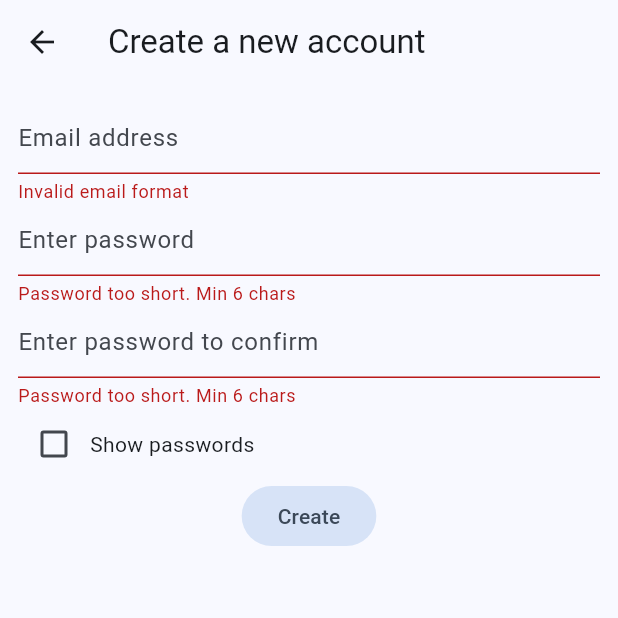
After one commit to Keerthi0912/Inventory, a Flutter app: the CreateAccountScreen screen opened by its route, after a tap on "Create", on a phone screen of 412 x 824 dp, the top half of it. The commit adds this screen. Run offline on Flutter 3.47's test engine with Material 3 defaults, Android fonts, the phone set to English and light mode, and no system bars; our stand-ins replace firebase_auth, firebase_core; accounts and stored records are empty.

Commit message:
final commit

```diff
--- a/lib/controller/auth_controller.dart
+++ b/lib/controller/auth_controller.dart
@@ -2,13 +2,23 @@ import 'package:firebase_auth/firebase_auth.dart';
 
 User? currentUser;
 
-Future<User?> firebaseSignIn({required String email, required String password}) async {
-  UserCredential credential = await
-  FirebaseAuth.instance
-    .signInWithEmailAndPassword(email: email, password: password);
+Future<User?> firebaseSignIn(
+    {required String email, required String password}) async {
+  UserCredential credential = await FirebaseAuth.instance
+      .signInWithEmailAndPassword(email: email, password: password);
   return credential.user;
 }
 
 Future<void> firebaseSignOut() async {
   await FirebaseAuth.instance.signOut();
 }
+
+Future<void> firebaseCreateAccount({
+  required String email,
+  required String password,
+}) async {
+  await FirebaseAuth.instance.createUserWithEmailAndPassword(
+    email: email,
+    password: password,
+  );
+}
--- /dev/null
+++ b/lib/controller/createaccount_controller.dart
@@ -0,0 +1,76 @@
+// ignore_for_file: avoid_print
+
+import 'package:firebase_auth/firebase_auth.dart';
+import 'package:flutter/material.dart';
+import 'package:lesson6/controller/auth_controller.dart';
+import 'package:lesson6/view/createaccount_screen.dart';
+import 'package:lesson6/view/show_snackbar.dart';
+
+class CreateAccountController {
+  CreateAccountState state;
+  CreateAccountController(this.state);
+
+  void showHidePasswords(bool? value) {
+    if (value != null) {
+      state.callSetState(() {
+        state.model.showPasswords = value;
+      });
+    }
+  }
+
+  Future<void> createAccount() async {
+    FormState? currentState = state.formKey.currentState;
+    if (currentState == null) return;
+    if (!currentState.validate()) return;
+
+    currentState.save();
+
+    if (state.model.password != state.model.passwordConfirm) {
+      showSnackbar(
+        context: state.context,
+        message: 'Two passwords do not match',
+        seconds: 20,
+      );
+      return;
+    }
+
+    state.callSetState(() => state.model.inProgress = true);
+
+    try {
+      await firebaseCreateAccount(
+        email: state.model.email!,
+        password: state.model.password!,
+      );
+      state.model.email = '';
+      state.model.password = '';
+      state.model.passwordConfirm = '';
+      if (state.mounted) {
+        showSnackbar(
+          context: state.context,
+          message: 'Account created. Press Back to go Home',
+          seconds: 20,
+        );
+      }
+    } on FirebaseAuthException catch (e) {
+      print('===== failed to create: ${e.code} ${e.message}');
+      if (state.mounted) {
+        showSnackbar(
+          context: state.context,
+          message: '${e.code} ${e.message}',
+          seconds: 20,
+        );
+      }
+    } catch (e) {
+      print('===== failed to create: $e');
+      if (state.mounted) {
+      showSnackbar(
+        context: state.context,
+        message: 'failed to create: $e',
+        seconds: 20,
+      );
+    }
+    } finally {
+      state.callSetState(() => state.model.inProgress = false);
+    }
+  }
+}
--- a/lib/main.dart
+++ b/lib/main.dart
@@ -1,5 +1,6 @@
 import 'package:flutter/material.dart';
 import 'package:firebase_core/firebase_core.dart';
+import 'package:lesson6/view/createaccount_screen.dart';
 import 'package:lesson6/view/startdispatcher.dart';
 import 'firebase_options.dart';
 
@@ -24,6 +25,7 @@ class FirebaseTemplateApp extends StatelessWidget {
       initialRoute: StartDispatcher.routeName,
       routes: {
          StartDispatcher.routeName:(context) => const StartDispatcher(),
+         CreateAccountScreen.routeName:(context) => const CreateAccountScreen(),
       },
     );
 
--- /dev/null
+++ b/lib/model/createaccount_model.dart
@@ -0,0 +1,39 @@
+class CreateAccountModel {
+  String? email;
+  String? password;
+  String? passwordConfirm;
+  bool showPasswords = false;
+  bool inProgress = false;
+
+  String? validateEmail(String? value) {
+    if (value == null) return 'Email not entered';
+    String email = value.trim();
+    if ( !(email.contains('@') && email.contains('.'))) {
+      return 'Invalid email format';
+    } else {
+      return null;
+    }
+  }
+
+  String? validatePassword(String? value) {
+    if (value == null) return 'Password not entered';
+    String password = value.trim();
+    if (password.length < 6) {
+      return 'Password too short. Min 6 chars';
+    } else {
+      return null;
+    }
+  }
+
+  void saveEmail(String? value) {
+    email = value?.trim();
+  }
+
+  void savePassword(String? value) {
+    password = value?.trim();
+  }
+
+  void savePasswordConfirm(String? value) {
+    passwordConfirm = value?.trim();
+  }
+}
--- /dev/null
+++ b/lib/model/home_model.dart
@@ -0,0 +1,6 @@
+import 'package:firebase_auth/firebase_auth.dart';
+
+class HomeModel {
+  User user;
+  HomeModel(this.user);
+}
--- /dev/null
+++ b/lib/view/createaccount_screen.dart
@@ -0,0 +1,96 @@
+import 'package:flutter/material.dart';
+import 'package:lesson6/controller/createaccount_controller.dart';
+import 'package:lesson6/model/createaccount_model.dart';
+
+class CreateAccountScreen extends StatefulWidget {
+  const CreateAccountScreen({super.key});
+
+  static const routeName = '/createAccountScreen';
+
+  @override
+  State<StatefulWidget> createState() {
+    return CreateAccountState();
+  }
+}
+
+class CreateAccountState extends State<CreateAccountScreen> {
+  late CreateAccountModel model;
+  late CreateAccountController con;
+  final formKey = GlobalKey<FormState>();
+
+  @override
+  void initState() {
+    super.initState();
+    model = CreateAccountModel();
+    con = CreateAccountController(this);
+  }
+
+  void callSetState(fn) => setState(fn);
+
+  @override
+  Widget build(BuildContext context) {
+    return Scaffold(
+      appBar: AppBar(
+        title: const Text('Create a new account'),
+      ),
+      body: model.inProgress
+          ? const Center(child: CircularProgressIndicator())
+          : formView(context),
+    );
+  }
+
+  Widget formView(BuildContext context) {
+    return SingleChildScrollView(
+        child: Padding(
+      padding: const EdgeInsets.all(12.0),
+      child: Form(
+        key: formKey,
+        child: Column(
+          children: [
+            TextFormField(
+              decoration: const InputDecoration(hintText: 'Email address'),
+              initialValue: model.email,
+              keyboardType: TextInputType.emailAddress,
+              autocorrect: false,
+              validator: model.validateEmail,
+              onSaved: model.saveEmail,
+            ),
+            TextFormField(
+              decoration: const InputDecoration(
+                hintText: 'Enter password',
+              ),
+              initialValue: model.password,
+              autocorrect: false,
+              validator: model.validatePassword,
+              onSaved: model.savePassword,
+              obscureText: !model.showPasswords,
+            ),
+            TextFormField(
+              decoration: const InputDecoration(
+                hintText: 'Enter password to confirm',
+              ),
+              initialValue: model.password,
+              autocorrect: false,
+              validator: model.validatePassword,
+              onSaved: model.savePasswordConfirm,
+              obscureText: !model.showPasswords,
+            ),
+            Row(
+              children: [
+                Checkbox(
+                  value: model.showPasswords,
+                  onChanged: con.showHidePasswords,
+                ),
+                const Text('Show passwords'),
+              ],
+            ),
+            FilledButton.tonal(
+              onPressed: con.createAccount,
+              child: const Text('Create'),
+            ),
+          ],
+        ),
+      ),
+    ));
+  }
+}
--- a/lib/view/home_screen.dart
+++ b/lib/view/home_screen.dart
@@ -1,5 +1,7 @@
 import 'package:flutter/material.dart';
+import 'package:lesson6/controller/auth_controller.dart';
 import 'package:lesson6/controller/home_controller.dart';
+import 'package:lesson6/model/home_model.dart';
 
 class HomeScreen extends StatefulWidget {
   const HomeScreen({super.key});
@@ -13,10 +15,12 @@ class HomeScreen extends StatefulWidget {
 class HomeState extends State<HomeScreen> {
 
 late HomeController con;
+late HomeModel model;
   @override
   void initState() {
     super.initState();
     con = HomeController(this);
+    model = HomeModel(currentUser!);
   }
   @override
   Widget build(BuildContext context) {
@@ -24,7 +28,10 @@ late HomeController con;
       appBar: AppBar(
         title: const Text('Home'),
       ),
-      body: const Text('Home'),
+      body: PopScope(
+        canPop: false,
+        child: Text(model.user.email!),
+        ),
       drawer: drawerView(context),
     );
   }
@@ -35,7 +42,7 @@ late HomeController con;
       children: [
         UserAccountsDrawerHeader(
           accountName: const Text('No profile'),
-          accountEmail: const Text('Email'),
+          accountEmail: Text(model.user.email!),
         ),
         ListTile(
           leading: const Icon(Icons.logout),
--- a/lib/view/startdispatcher.dart
+++ b/lib/view/startdispatcher.dart
@@ -16,7 +16,7 @@ class StartDispatcher extends StatelessWidget {
       initialData: null,
       builder: (BuildContext context, AsyncSnapshot snapshot){
         currentUser = snapshot.data;
-        return currentUser == null ? SignInScreen() : HomeScreen();
+        return currentUser == null ? const SignInScreen() : const HomeScreen();
       },
     );
   }
```
Also changed, not shown: lib/controller/signinscreen_controller.dart (+32 -8 lines), lib/view/show_snackbar.dart (added, +17 -0 lines), lib/view/signin_screen.dart (+8 -1 lines).
